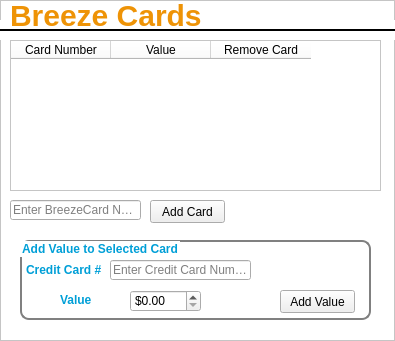
Above: app/ui/manageCards.ui from alishan-kaisani/CS4400-GUI before the change. Below: the same form after it.
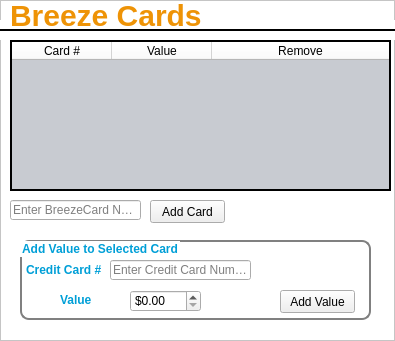
That is the form after the change. Icons and pictures are not drawn.

```diff
--- a/app/ui/manageCards.ui
+++ b/app/ui/manageCards.ui
@@ -201,31 +201,6 @@
     </property>
    </widget>
   </widget>
-  <widget class="QTableWidget" name="breezeCardTable">
-   <property name="geometry">
-    <rect>
-     <x>10</x>
-     <y>40</y>
-     <width>371</width>
-     <height>151</height>
-    </rect>
-   </property>
-   <column>
-    <property name="text">
-     <string>Card Number</string>
-    </property>
-   </column>
-   <column>
-    <property name="text">
-     <string>Value</string>
-    </property>
-   </column>
-   <column>
-    <property name="text">
-     <string>Remove Card</string>
-    </property>
-   </column>
-  </widget>
   <widget class="QLineEdit" name="cardNumberTextEdit">
    <property name="geometry">
     <rect>
@@ -239,6 +214,76 @@
     <string>Enter BreezeCard Number</string>
    </property>
   </widget>
+  <widget class="QTableWidget" name="tableWidget">
+   <property name="geometry">
+    <rect>
+     <x>10</x>
+     <y>40</y>
+     <width>381</width>
+     <height>151</height>
+    </rect>
+   </property>
+   <property name="focusPolicy">
+    <enum>Qt::StrongFocus</enum>
+   </property>
+   <property name="autoFillBackground">
+    <bool>false</bool>
+   </property>
+   <property name="styleSheet">
+    <string notr="true">#tableWidget {background-color: #c8cbd1;}</string>
+   </property>
+   <property name="frameShape">
+    <enum>QFrame::WinPanel</enum>
+   </property>
+   <property name="frameShadow">
+    <enum>QFrame::Plain</enum>
+   </property>
+   <property name="sizeAdjustPolicy">
+    <enum>QAbstractScrollArea::AdjustToContents</enum>
+   </property>
+   <property name="editTriggers">
+    <set>QAbstractItemView::NoEditTriggers</set>
+   </property>
+   <property name="alternatingRowColors">
+    <bool>true</bool>
+   </property>
+   <property name="selectionMode">
+    <enum>QAbstractItemView::SingleSelection</enum>
+   </property>
+   <property name="selectionBehavior">
+    <enum>QAbstractItemView::SelectRows</enum>
+   </property>
+   <property name="sortingEnabled">
+    <bool>true</bool>
+   </property>
+   <property name="columnCount">
+    <number>3</number>
+   </property>
+   <attribute name="horizontalHeaderCascadingSectionResizes">
+    <bool>true</bool>
+   </attribute>
+   <attribute name="horizontalHeaderStretchLastSection">
+    <bool>true</bool>
+   </attribute>
+   <attribute name="verticalHeaderVisible">
+    <bool>false</bool>
+   </attribute>
+   <column>
+    <property name="text">
+     <string>Card #</string>
+    </property>
+   </column>
+   <column>
+    <property name="text">
+     <string>Value</string>
+    </property>
+   </column>
+   <column>
+    <property name="text">
+     <string>Remove</string>
+    </property>
+   </column>
+  </widget>
  </widget>
  <resources>
   <include location="../qtResources.qrc"/>
```
